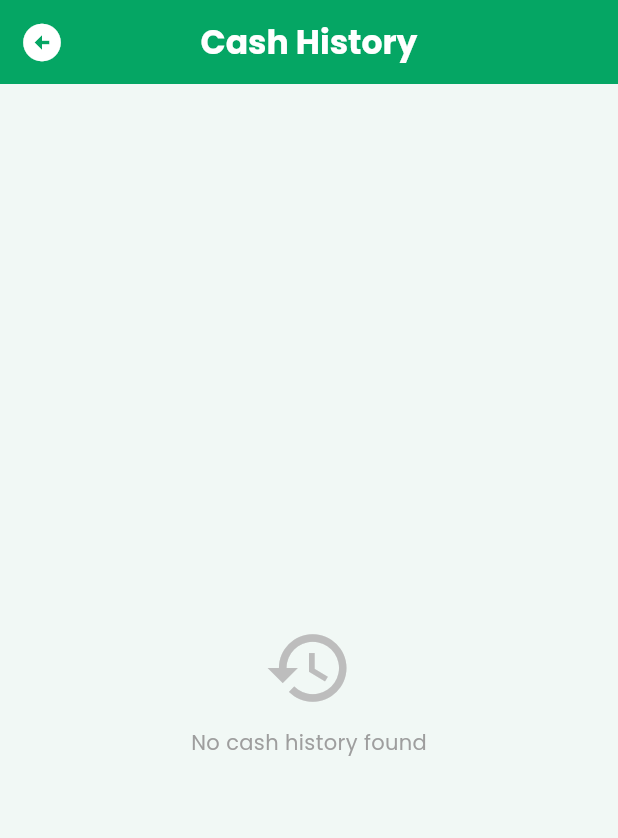
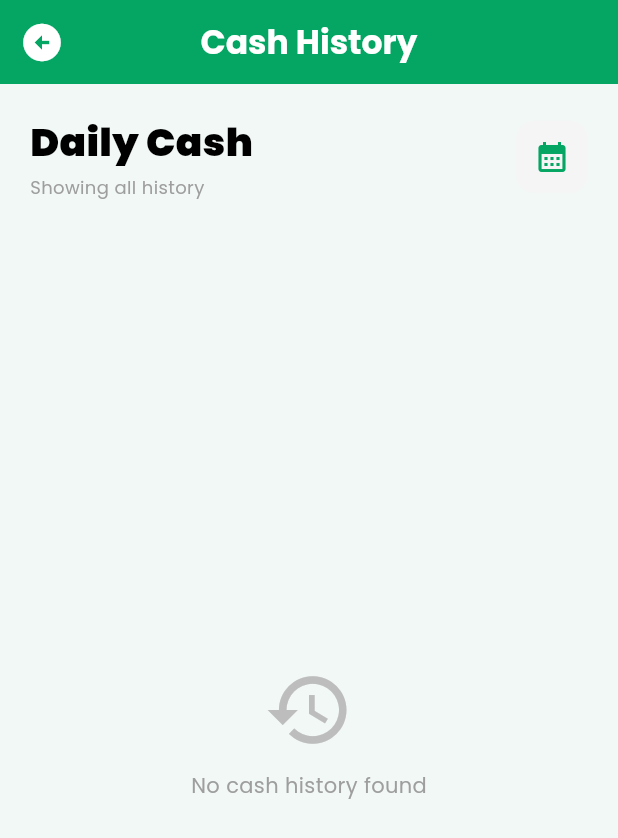
Before and after one commit to venuraka/Travel_pass, a Flutter app: the CashHistoryScreen screen opened directly, on a phone screen of 412 x 824 dp. Shown: the top 838 px of the screen. Run offline on Flutter 3.47's test engine with Material 3 defaults, Android fonts, the phone set to English and light mode, and no system bars; our stand-ins replace cloud_firestore, cloud_functions, firebase_auth, firebase_core, firebase_database, firebase_messaging and 8 more; missing offline and left inert: payhere_mobilesdk_flutter; accounts and stored records are empty.

Commit message:
added a filter to daily cash history

```diff
--- a/project/lib/Screens/Driver/CashHistory.dart
+++ b/project/lib/Screens/Driver/CashHistory.dart
@@ -16,6 +16,33 @@ class _CashHistoryScreenState extends State<CashHistoryScreen> {
   final DatabaseService _dbService = DatabaseService();
   final String _driverId = FirebaseAuth.instance.currentUser?.uid ?? '';
   final Color appGreen = const Color(0xFF05A664);
+  DateTime? _filterDate;
+
+  Future<void> _selectDate(BuildContext context) async {
+    final DateTime? picked = await showDatePicker(
+      context: context,
+      initialDate: _filterDate ?? DateTime.now(),
+      firstDate: DateTime(2023),
+      lastDate: DateTime.now(),
+      builder: (context, child) {
+        return Theme(
+          data: Theme.of(context).copyWith(
+            colorScheme: ColorScheme.light(
+              primary: appGreen,
+              onPrimary: Colors.white,
+              onSurface: Colors.black,
+            ),
+          ),
+          child: child!,
+        );
+      },
+    );
+    if (picked != null && picked != _filterDate) {
+      setState(() {
+        _filterDate = picked;
+      });
+    }
+  }
 
   @override
   Widget build(BuildContext context) {
@@ -29,6 +56,23 @@ class _CashHistoryScreenState extends State<CashHistoryScreen> {
           children: [
             Padding(
               padding: const EdgeInsets.all(20.0),
+              child: PageHeader(
+                title: "Daily Cash",
+                subtitle: _filterDate == null
+                  ? const Text("Showing all history", style: TextStyle(fontSize: 12, color: Colors.grey))
+                  : Text("Filtered: ${_filterDate!.toLocal()}".split(' ')[0], style: TextStyle(fontSize: 12, color: appGreen, fontWeight: FontWeight.bold)),
+                actions: [
+                  if (_filterDate != null)
+                    IconButton(
+                      icon: const Icon(Icons.refresh, color: Colors.grey),
+                      onPressed: () => setState(() => _filterDate = null),
+                    ),
+                  IconButton(
+                    icon: Icon(Icons.calendar_month, color: appGreen),
+                    onPressed: () => _selectDate(context),
+                  ),
+                ],
+              ),
             ),
             Expanded(
               child: StreamBuilder<List<Map<String, dynamic>>>(
@@ -38,7 +82,13 @@ class _CashHistoryScreenState extends State<CashHistoryScreen> {
                     return const Center(child: CircularProgressIndicator());
                   }
 
-                  final history = snapshot.data ?? [];
+                  var history = snapshot.data ?? [];
+
+                  // Apply Filter
+                  if (_filterDate != null) {
+                    final filterStr = "${_filterDate!.year}/${_filterDate!.month.toString().padLeft(2, '0')}/${_filterDate!.day.toString().padLeft(2, '0')}";
+                    history = history.where((item) => item['date'] == filterStr).toList();
+                  }
 
                   if (history.isEmpty) {
                     return Center(
```
